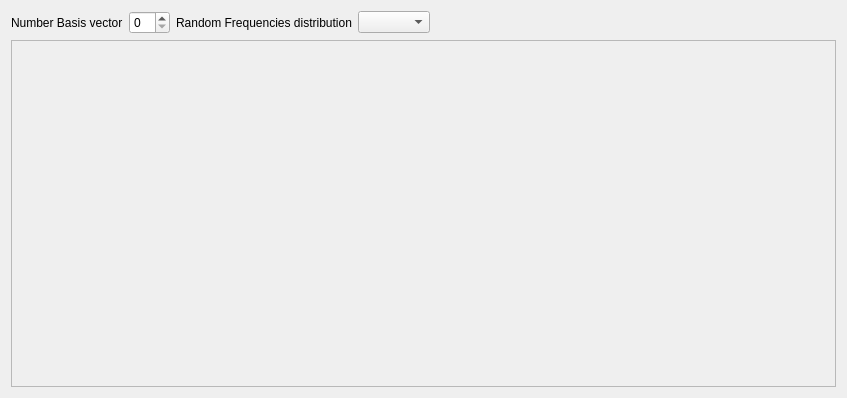
First picture: the form in quocs_pyqtinterface/gui/uifiles/FourierBasis.ui, repository Quantum-OCS/QuOCS-pyside2interface, before the edit.
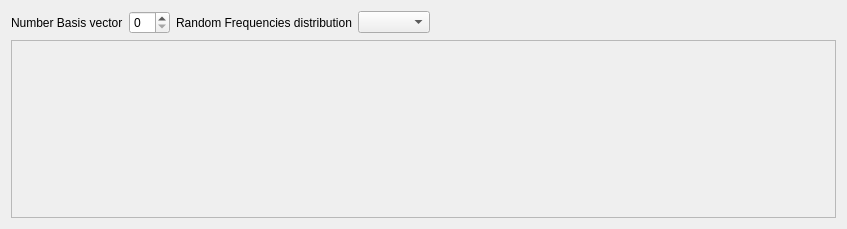
Second picture: the form after the edit.

Commit message: Adjusted scroll area layout and size

```diff
--- a/quocs_pyqtinterface/gui/uifiles/FourierBasis.ui
+++ b/quocs_pyqtinterface/gui/uifiles/FourierBasis.ui
@@ -7,13 +7,22 @@
     <x>0</x>
     <y>0</y>
     <width>847</width>
-    <height>398</height>
+    <height>229</height>
    </rect>
   </property>
+  <property name="sizePolicy">
+   <sizepolicy hsizetype="Preferred" vsizetype="Expanding">
+    <horstretch>0</horstretch>
+    <verstretch>0</verstretch>
+   </sizepolicy>
+  </property>
   <property name="windowTitle">
    <string>Form</string>
   </property>
   <layout class="QVBoxLayout" name="verticalLayout">
+   <property name="sizeConstraint">
+    <enum>QLayout::SetMinAndMaxSize</enum>
+   </property>
    <item>
     <layout class="QHBoxLayout" name="horizontalLayout">
      <item>
@@ -53,6 +62,12 @@
    </item>
    <item>
     <widget class="QScrollArea" name="frequency_setting_area">
+     <property name="sizePolicy">
+      <sizepolicy hsizetype="Preferred" vsizetype="Preferred">
+       <horstretch>0</horstretch>
+       <verstretch>0</verstretch>
+      </sizepolicy>
+     </property>
      <property name="widgetResizable">
       <bool>true</bool>
      </property>
@@ -62,7 +77,7 @@
         <x>0</x>
         <y>0</y>
         <width>827</width>
-        <height>346</height>
+        <height>100</height>
        </rect>
       </property>
      </widget>
```
The commit also changes 8 other files.
